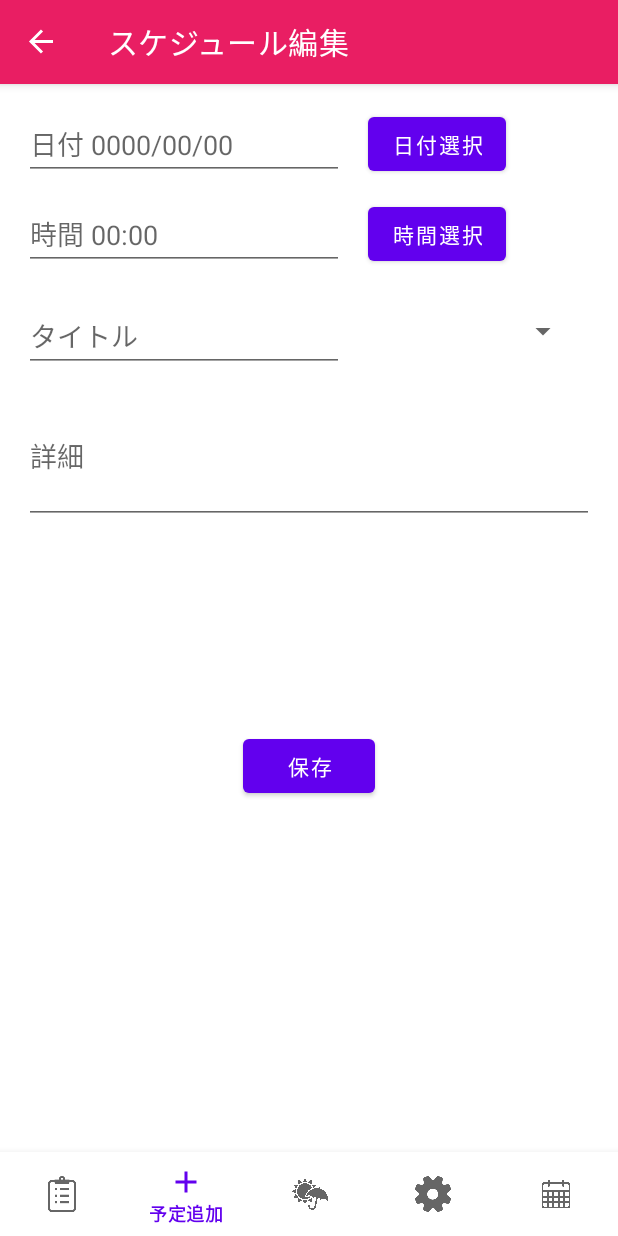
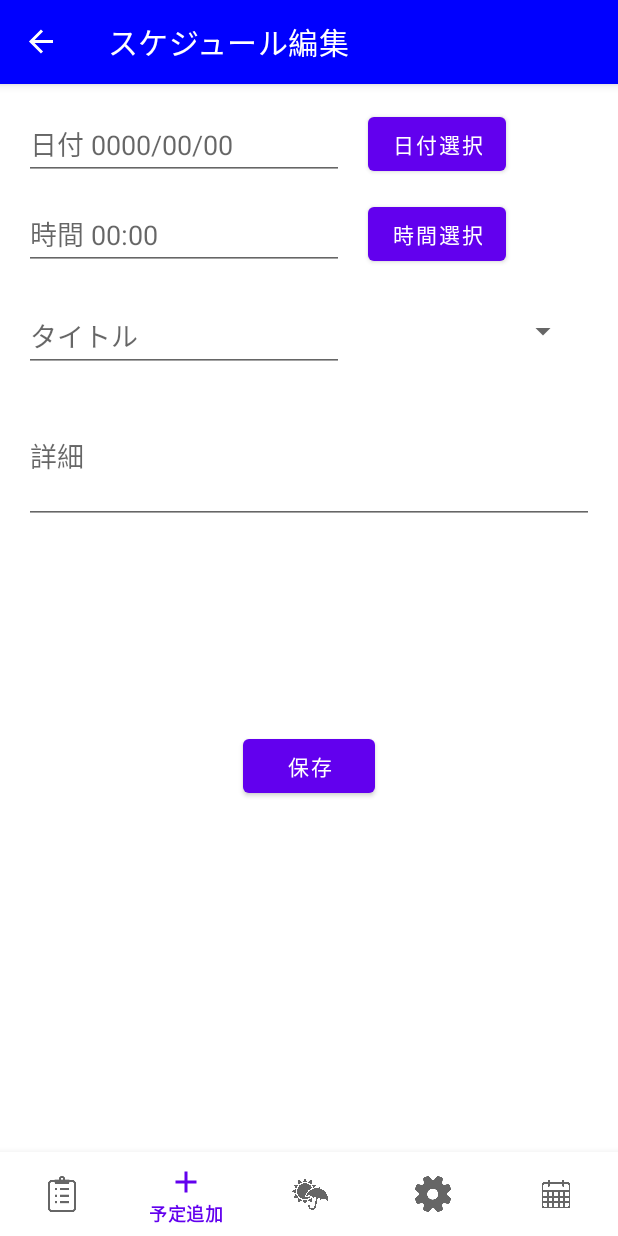
Before and after one commit to sotukenn4/sotu, an Android app: the screen it shows after launch (MainActivity), item 2 of the bottom bar chosen, on a phone screen of 412 x 824 dp. Run offline under Robolectric (Android 15) with nearby library versions, the phone set to English and light mode, and no system bars; our stand-ins replace navigation-ui; libraries missing offline, so code that uses them is left out: io.realm, io.realm.kotlin; 9 statements that could not run were skipped.

Commit message:
更新は常にやること

```diff
--- a/app/src/main/java/com/example/myapplication/tenki.kt
+++ b/app/src/main/java/com/example/myapplication/tenki.kt
@@ -36,7 +36,7 @@ class tenki : AppCompatActivity() {//
         setContentView(R.layout.activity_tenki)
 
         supportActionBar?.setDisplayHomeAsUpEnabled(true)
-        supportActionBar?.setBackgroundDrawable(ColorDrawable(Color.RED))
+        supportActionBar?.setBackgroundDrawable(ColorDrawable(Color.BLUE))
         _list=createList()
         val lvCityList=findViewById<ListView>(R.id.lvCityList)
         val from= arrayOf("name")
--- a/app/src/main/res/layout/activity_main.xml
+++ b/app/src/main/res/layout/activity_main.xml
@@ -6,18 +6,6 @@
     android:layout_width="match_parent"
     android:layout_height="match_parent"
     tools:context=".MainActivity">
-
-    <ImageView
-        android:id="@+id/imageView"
-        android:layout_width="0dp"
-        android:layout_height="0dp"
-        android:alpha="0.25"
-        android:scaleType="centerCrop"
-        app:layout_constraintBottom_toBottomOf="parent"
-        app:layout_constraintEnd_toEndOf="parent"
-        app:layout_constraintStart_toStartOf="parent"
-        app:layout_constraintTop_toTopOf="parent"
-        tools:srcCompat="@drawable/hanabi" />
 
     <com.google.android.material.bottomnavigation.BottomNavigationView
         android:id="@+id/bottom_nav"
@@ -34,7 +22,7 @@
         android:id="@+id/appBarLayout"
         android:layout_width="0dp"
         android:layout_height="wrap_content"
-        android:background="#E91E63"
+        android:background="#0000FF"
         android:theme="@style/Theme.MyApplication.AppBarOverlay"
         app:layout_constraintEnd_toEndOf="parent"
         app:layout_constraintStart_toStartOf="parent"
@@ -44,7 +32,7 @@
             android:id="@+id/toolbar"
             android:layout_width="wrap_content"
             android:layout_height="wrap_content"
-            android:background="#E91E63"
+            android:background="@color/purple_200"
             app:popupTheme="@style/Theme.MyApplication.PopupOverlay" />
 
     </com.google.android.material.appbar.AppBarLayout>
```
Also changed, not shown: app/src/main/java/com/example/myapplication/MainActivity.kt (+11 -0 lines).
